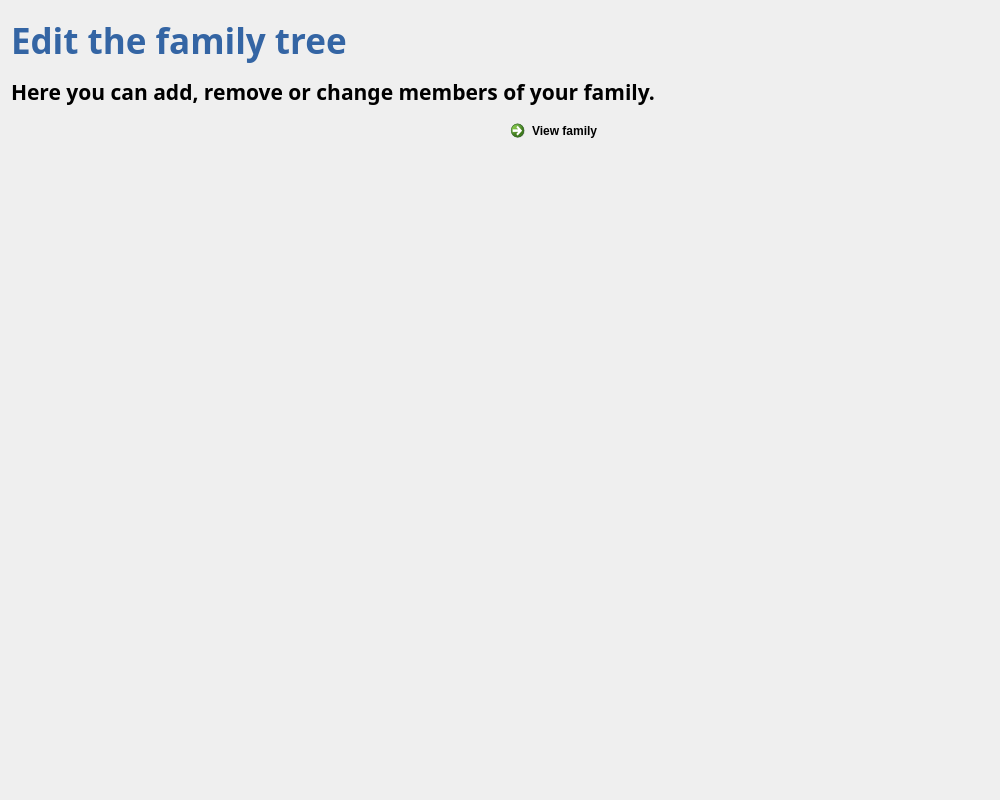
The window that FamilyTree/src/gui/editpage.ui (moumitahmad/Stammbaum) describes before a commit, drawn with Qt 5.
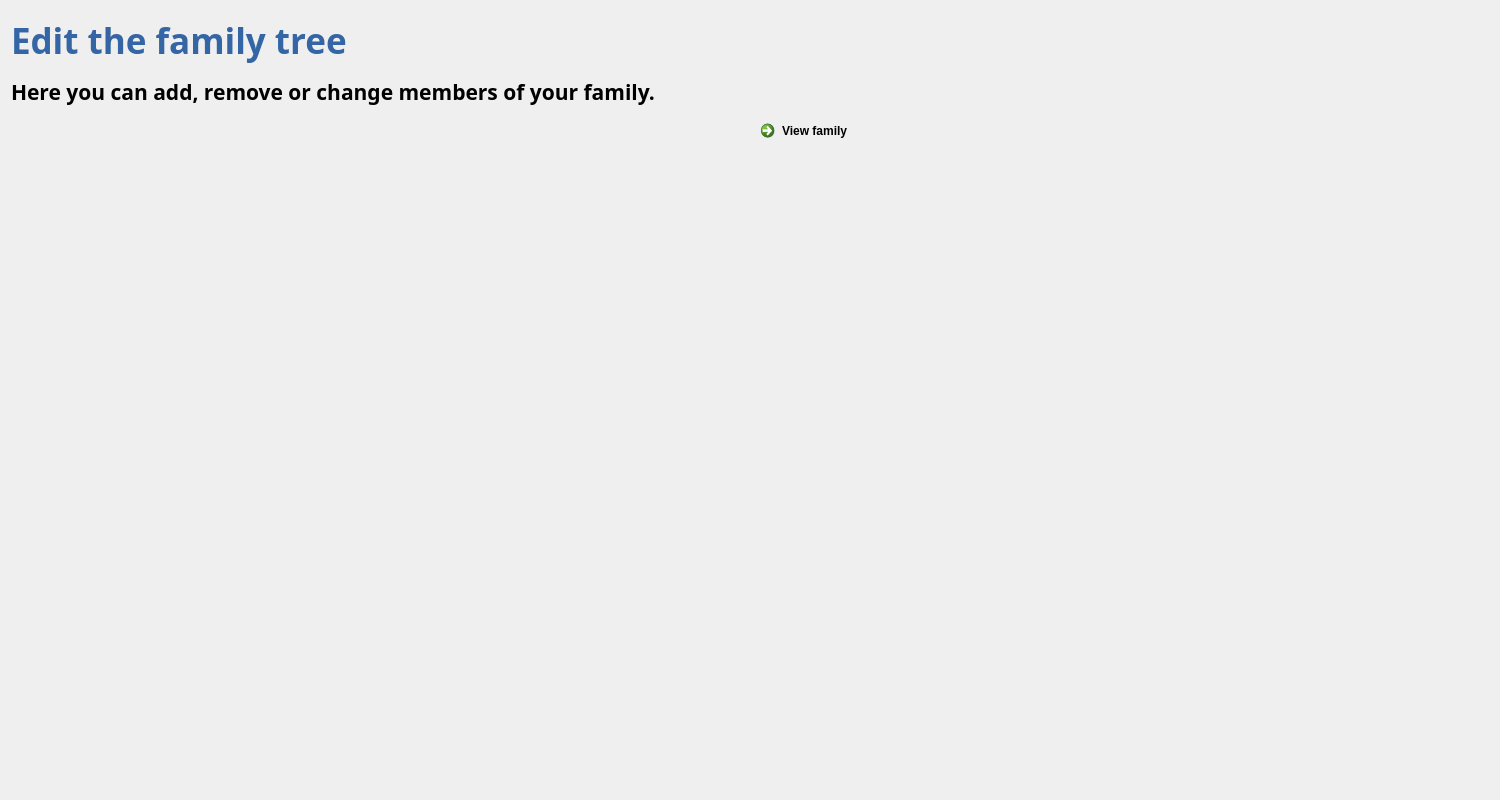
The same window after the commit.

Patch:
```diff
--- a/FamilyTree/src/gui/editpage.ui
+++ b/FamilyTree/src/gui/editpage.ui
@@ -6,7 +6,7 @@
    <rect>
     <x>0</x>
     <y>0</y>
-    <width>1000</width>
+    <width>1500</width>
     <height>800</height>
    </rect>
   </property>
@@ -94,14 +94,20 @@
         </widget>
        </item>
        <item>
-        <layout class="QGridLayout" name="displayFamilyPanel">
-         <item row="0" column="0">
+        <layout class="QGridLayout" name="mainPanel">
+         <item row="3" column="0">
+          <layout class="QGridLayout" name="allMembersPanel"/>
+         </item>
+         <item row="1" column="0">
           <widget class="QCommandLinkButton" name="ButtonViewFamily">
            <property name="text">
             <string>View family</string>
            </property>
           </widget>
          </item>
+         <item row="2" column="0">
+          <layout class="QGridLayout" name="displayFamilyPanel"/>
+         </item>
         </layout>
        </item>
       </layout>
```
